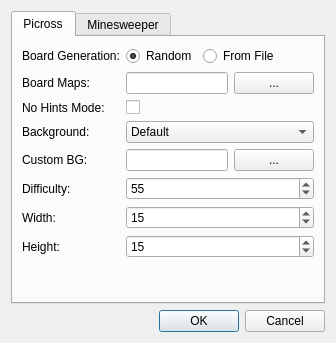
This is src/f_qtsettings.ui in schuay/picmi-legacy as Qt 5 draws it before an edit. The edited form follows.
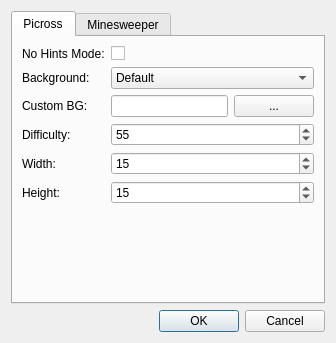
This is the edited form.

Diff of the .ui file:
```diff
--- a/src/f_qtsettings.ui
+++ b/src/f_qtsettings.ui
@@ -33,54 +33,14 @@
           <layout class="QVBoxLayout" name="verticalLayout_2">
            <item>
             <layout class="QGridLayout" name="gridLayout_2">
-             <item row="0" column="1">
-              <layout class="QHBoxLayout" name="horizontalLayout">
-               <item>
-                <widget class="QRadioButton" name="rbPuzTypeRandom">
-                 <property name="toolTip">
-                  <string>Generate a random puzzle according to the Difficulty, Width and Height settings.</string>
-                 </property>
-                 <property name="text">
-                  <string>Random</string>
-                 </property>
-                 <property name="checked">
-                  <bool>true</bool>
-                 </property>
-                </widget>
-               </item>
-               <item>
-                <widget class="QRadioButton" name="rbPuzTypeStatic">
-                 <property name="toolTip">
-                  <string>Load a puzzle from an image file located in the 'Board Maps' path.</string>
-                 </property>
-                 <property name="text">
-                  <string>From File</string>
-                 </property>
-                </widget>
-               </item>
-               <item>
-                <spacer name="horizontalSpacer">
-                 <property name="orientation">
-                  <enum>Qt::Horizontal</enum>
-                 </property>
-                 <property name="sizeHint" stdset="0">
-                  <size>
-                   <width>40</width>
-                   <height>20</height>
-                  </size>
-                 </property>
-                </spacer>
-               </item>
-              </layout>
-             </item>
-             <item row="2" column="0">
+             <item row="0" column="0">
               <widget class="QLabel" name="label_4">
                <property name="text">
                 <string>No Hints Mode:</string>
                </property>
               </widget>
              </item>
-             <item row="2" column="1">
+             <item row="0" column="1">
               <widget class="QCheckBox" name="cbNoHintsMode">
                <property name="toolTip">
                 <string>In No Hints Mode, incorrectly marking tiles as filled is allowed. There is no feedback whether the tile is actually filled or not.
@@ -92,14 +52,14 @@
                </property>
               </widget>
              </item>
-             <item row="3" column="0">
+             <item row="1" column="0">
               <widget class="QLabel" name="label_5">
                <property name="text">
                 <string>Background:</string>
                </property>
               </widget>
              </item>
-             <item row="3" column="1">
+             <item row="1" column="1">
               <widget class="QComboBox" name="cbBackground">
                <property name="enabled">
                 <bool>true</bool>
@@ -119,14 +79,14 @@
                </item>
               </widget>
              </item>
-             <item row="5" column="0">
+             <item row="3" column="0">
               <widget class="QLabel" name="lDifficulty">
                <property name="text">
                 <string>Difficulty:</string>
                </property>
               </widget>
              </item>
-             <item row="5" column="1">
+             <item row="3" column="1">
               <widget class="QSpinBox" name="sbDifficulty">
                <property name="toolTip">
                 <string>Percentage of game board filled with boxes. A good starting point is 55%. Less is harder, more is easier.</string>
@@ -139,14 +99,14 @@
                </property>
               </widget>
              </item>
-             <item row="6" column="0">
+             <item row="4" column="0">
               <widget class="QLabel" name="label">
                <property name="text">
                 <string>Width:</string>
                </property>
               </widget>
              </item>
-             <item row="6" column="1">
+             <item row="4" column="1">
               <widget class="QSpinBox" name="sbWidth">
                <property name="toolTip">
                 <string>Width of the game board in tiles.</string>
@@ -162,14 +122,14 @@
                </property>
               </widget>
              </item>
-             <item row="7" column="0">
+             <item row="5" column="0">
               <widget class="QLabel" name="label_2">
                <property name="text">
                 <string>Height:</string>
                </property>
               </widget>
              </item>
-             <item row="7" column="1">
+             <item row="5" column="1">
               <widget class="QSpinBox" name="sbHeight">
                <property name="toolTip">
                 <string>Height of the game board in tiles.</string>
@@ -185,48 +145,14 @@
                </property>
               </widget>
              </item>
-             <item row="1" column="0">
-              <widget class="QLabel" name="label_6">
-               <property name="text">
-                <string>Board Maps:</string>
-               </property>
-              </widget>
-             </item>
-             <item row="1" column="1">
-              <layout class="QHBoxLayout" name="horizontalLayout_5">
-               <item>
-                <widget class="QLineEdit" name="leMapsPath">
-                 <property name="toolTip">
-                  <string>The directory to search for images used as puzzles.</string>
-                 </property>
-                 <property name="readOnly">
-                  <bool>true</bool>
-                 </property>
-                </widget>
-               </item>
-               <item>
-                <widget class="QPushButton" name="bBrowseMaps">
-                 <property name="enabled">
-                  <bool>true</bool>
-                 </property>
-                 <property name="toolTip">
-                  <string>Choose the directory to search for images used as puzzles.</string>
-                 </property>
-                 <property name="text">
-                  <string>...</string>
-                 </property>
-                </widget>
-               </item>
-              </layout>
-             </item>
-             <item row="4" column="0">
+             <item row="2" column="0">
               <widget class="QLabel" name="label_7">
                <property name="text">
                 <string>Custom BG:</string>
                </property>
               </widget>
              </item>
-             <item row="4" column="1">
+             <item row="2" column="1">
               <layout class="QHBoxLayout" name="horizontalLayout_6">
                <item>
                 <widget class="QLineEdit" name="leBGPath">
@@ -253,13 +179,6 @@
                </item>
               </layout>
              </item>
-             <item row="0" column="0">
-              <widget class="QLabel" name="label_3">
-               <property name="text">
-                <string>Board Generation:</string>
-               </property>
-              </widget>
-             </item>
             </layout>
            </item>
            <item>
```
